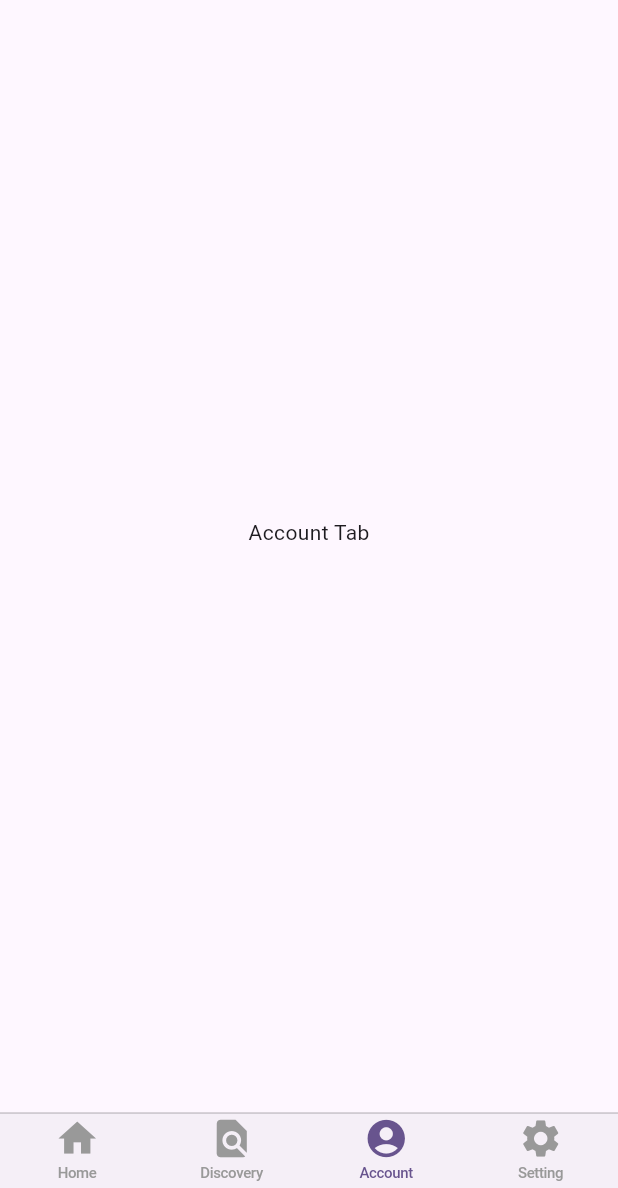
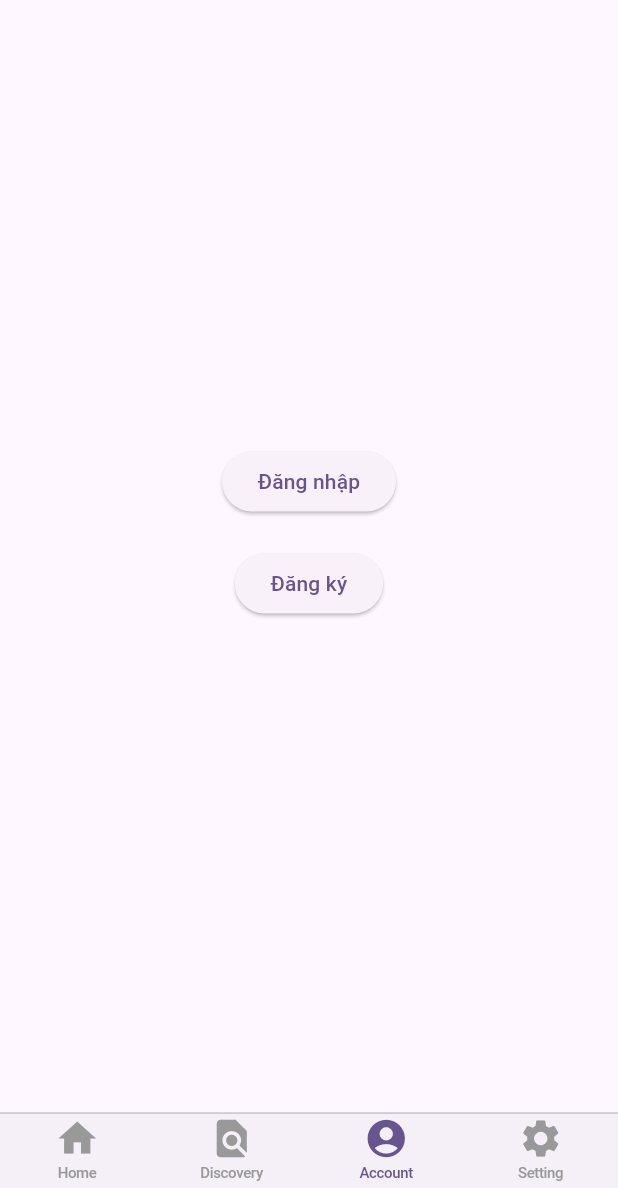
Before and after one commit to binh2401/flutterapi, a Flutter app: the screen it shows after launch, item 3 of the bottom bar chosen, on a phone screen of 412 x 824 dp, the part 48-1236 px from its top. Run offline on Flutter 3.47's test engine with Material 3 defaults, Android fonts, the light colour scheme and no system bars; our stand-ins replace audio_video_progress_bar, just_audio, rxdart, shared_preferences; network calls fail.

Commit message:
dn vaf dk

```diff
--- a/lib/ui/now_playing/playing.dart
+++ b/lib/ui/now_playing/playing.dart
@@ -298,6 +298,7 @@ class _NowPlayingPageState extends State<NowPlayingPage>
     } else {
       _loopMode = LoopMode.off;
     }
+    print("Current Loop Mode: $_loopMode");
     setState(() {
       _audioPlayerManager.player.setLoopMode(_loopMode);
     });
--- a/lib/ui/user/user.dart
+++ b/lib/ui/user/user.dart
@@ -1,13 +1,96 @@
 import 'package:flutter/material.dart';
+import 'package:shared_preferences/shared_preferences.dart';
 
-class AccountTab extends StatelessWidget {
+import 'package:demonhac/login.dart';
+
+import '../../dk.dart'; // Đường dẫn tới file LoginPage mà bạn đã tạo trước đó
+
+class AccountTab extends StatefulWidget {
   const AccountTab({super.key});
 
   @override
+  State<AccountTab> createState() => _AccountTabState();
+}
+
+class _AccountTabState extends State<AccountTab> {
+  String? username;
+
+  @override
+  void initState() {
+    super.initState();
+    _checkLoginStatus();
+  }
+
+  Future<void> _checkLoginStatus() async {
+    final SharedPreferences prefs = await SharedPreferences.getInstance();
+    setState(() {
+      username = prefs.getString('username');
+    });
+  }
+
+  void _navigateToLogin() async {
+    final result = await Navigator.push(
+      context,
+      MaterialPageRoute(builder: (context) => const LoginPage()),
+    );
+
+    if (result == true) {
+      _checkLoginStatus();
+    }
+  }
+
+  void _navigateToRegister() async {
+    final result = await Navigator.push(
+      context,
+      MaterialPageRoute(builder: (context) => const RegisterPage()),
+    );
+
+    if (result == true) {
+      _checkLoginStatus();
+    }
+  }
+
+  Future<void> _logout() async {
+    final SharedPreferences prefs = await SharedPreferences.getInstance();
+    await prefs.remove('username');
+    setState(() {
+      username = null;
+    });
+  }
+
+  @override
   Widget build(BuildContext context) {
-    return const Scaffold(
+    return Scaffold(
       body: Center(
-        child: Text('Account Tab'),
+        child: username == null
+            ? Column(
+          mainAxisAlignment: MainAxisAlignment.center,
+          children: [
+            ElevatedButton(
+              onPressed: _navigateToLogin,
+              child: const Text('Đăng nhập'),
+            ),
+            const SizedBox(height: 20),
+            ElevatedButton(
+              onPressed: _navigateToRegister,
+              child: const Text('Đăng ký'),
+            ),
+          ],
+        )
+            : Column(
+          mainAxisAlignment: MainAxisAlignment.center,
+          children: [
+            Text(
+              'Xin chào, $username!',
+              style: const TextStyle(fontSize: 20),
+            ),
+            const SizedBox(height: 20),
+            ElevatedButton(
+              onPressed: _logout,
+              child: const Text('Đăng xuất'),
+            ),
+          ],
+        ),
       ),
     );
   }
--- a/pubspec.yaml
+++ b/pubspec.yaml
@@ -38,6 +38,7 @@ dependencies:
   just_audio: ^0.9.42
   rxdart: ^0.28.0
   audio_video_progress_bar: ^2.0.3
+  shared_preferences: ^2.3.5
 
 dev_dependencies:
   flutter_test:
```
Also changed, not shown: pubspec.lock, 1 other file.
